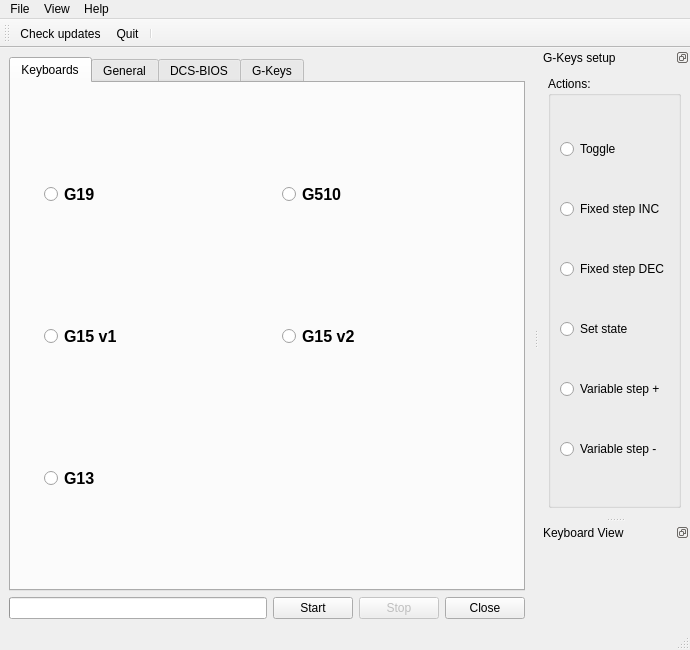
This is dcspy/ui/qtdcs.ui in emcek/dcspy as Qt 5 draws it before an edit. The edited form follows.
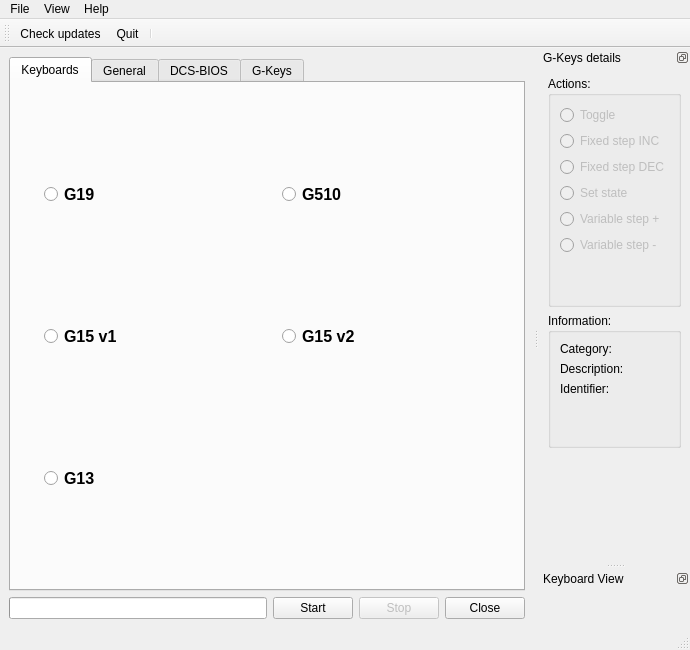
This is the edited form. Icons and pictures are not drawn.

Commit message: Add actions for control keys

```diff
--- a/dcspy/ui/qtdcs.ui
+++ b/dcspy/ui/qtdcs.ui
@@ -715,7 +715,7 @@
     <set>Qt::AllDockWidgetAreas</set>
    </property>
    <property name="windowTitle">
-    <string>G-Keys setup</string>
+    <string>G-Keys details</string>
    </property>
    <attribute name="dockWidgetArea">
     <number>2</number>
@@ -729,7 +729,10 @@
        </property>
        <layout class="QVBoxLayout" name="verticalLayout_3">
         <item>
-         <widget class="QRadioButton" name="rb_toggle">
+         <widget class="QRadioButton" name="rb_action">
+          <property name="enabled">
+           <bool>false</bool>
+          </property>
           <property name="text">
            <string>Toggle</string>
           </property>
@@ -737,6 +740,9 @@
         </item>
         <item>
          <widget class="QRadioButton" name="rb_fixed_step_inc">
+          <property name="enabled">
+           <bool>false</bool>
+          </property>
           <property name="text">
            <string>Fixed step INC</string>
           </property>
@@ -744,6 +750,9 @@
         </item>
         <item>
          <widget class="QRadioButton" name="rb_fixed_step_dec">
+          <property name="enabled">
+           <bool>false</bool>
+          </property>
           <property name="text">
            <string>Fixed step DEC</string>
           </property>
@@ -751,6 +760,9 @@
         </item>
         <item>
          <widget class="QRadioButton" name="rb_set_state">
+          <property name="enabled">
+           <bool>false</bool>
+          </property>
           <property name="text">
            <string>Set state</string>
           </property>
@@ -758,6 +770,9 @@
         </item>
         <item>
          <widget class="QRadioButton" name="rb_variable_step_plus">
+          <property name="enabled">
+           <bool>false</bool>
+          </property>
           <property name="text">
            <string>Variable step +</string>
           </property>
@@ -765,14 +780,107 @@
         </item>
         <item>
          <widget class="QRadioButton" name="rb_variable_step_minus">
+          <property name="enabled">
+           <bool>false</bool>
+          </property>
           <property name="text">
            <string>Variable step -</string>
           </property>
          </widget>
         </item>
+        <item>
+         <spacer name="verticalSpacer_3">
+          <property name="orientation">
+           <enum>Qt::Vertical</enum>
+          </property>
+          <property name="sizeHint" stdset="0">
+           <size>
+            <width>20</width>
+            <height>40</height>
+           </size>
+          </property>
+         </spacer>
+        </item>
        </layout>
       </widget>
      </item>
+     <item>
+      <widget class="QGroupBox" name="groupBox_6">
+       <property name="title">
+        <string>Information:</string>
+       </property>
+       <layout class="QGridLayout" name="gridLayout_10">
+        <item row="2" column="1">
+         <widget class="QLabel" name="l_identifier">
+          <property name="text">
+           <string/>
+          </property>
+         </widget>
+        </item>
+        <item row="1" column="1">
+         <widget class="QLabel" name="l_description">
+          <property name="text">
+           <string/>
+          </property>
+         </widget>
+        </item>
+        <item row="1" column="0">
+         <widget class="QLabel" name="label_8">
+          <property name="text">
+           <string>Description:</string>
+          </property>
+         </widget>
+        </item>
+        <item row="0" column="0">
+         <widget class="QLabel" name="label_6">
+          <property name="text">
+           <string>Category:</string>
+          </property>
+         </widget>
+        </item>
+        <item row="2" column="0">
+         <widget class="QLabel" name="label_9">
+          <property name="text">
+           <string>Identifier:</string>
+          </property>
+         </widget>
+        </item>
+        <item row="0" column="1">
+         <widget class="QLabel" name="l_category">
+          <property name="text">
+           <string/>
+          </property>
+         </widget>
+        </item>
+        <item row="3" column="0">
+         <spacer name="verticalSpacer">
+          <property name="orientation">
+           <enum>Qt::Vertical</enum>
+          </property>
+          <property name="sizeHint" stdset="0">
+           <size>
+            <width>20</width>
+            <height>40</height>
+           </size>
+          </property>
+         </spacer>
+        </item>
+       </layout>
+      </widget>
+     </item>
+     <item>
+      <spacer name="verticalSpacer_5">
+       <property name="orientation">
+        <enum>Qt::Vertical</enum>
+       </property>
+       <property name="sizeHint" stdset="0">
+        <size>
+         <width>20</width>
+         <height>40</height>
+        </size>
+       </property>
+      </spacer>
+     </item>
     </layout>
    </widget>
   </widget>
```
The commit also changes 1 other file.
